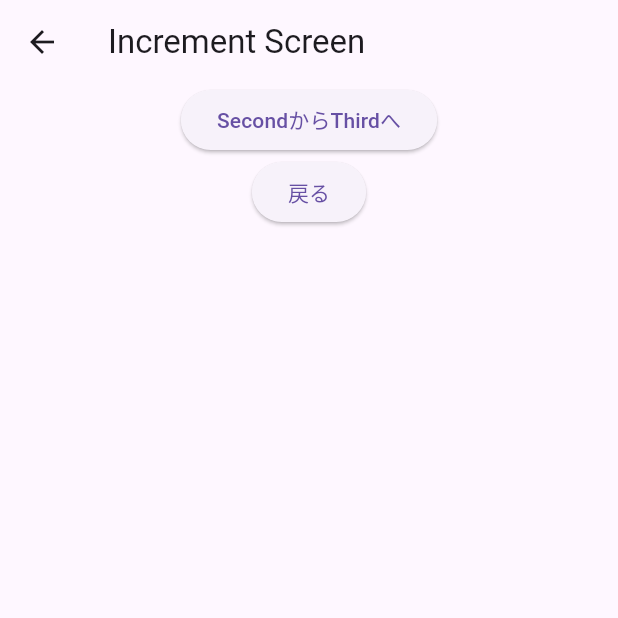
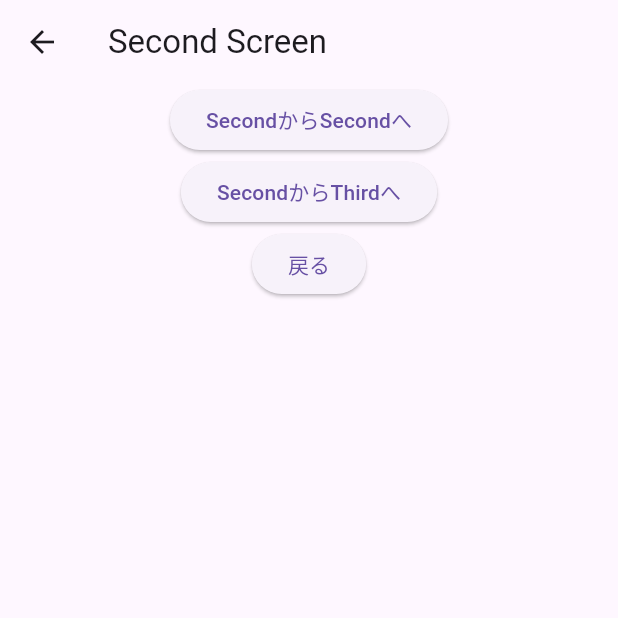
Before and after one commit to sanao1006/flutter_routing_study, a Flutter app: the screen it shows after launch, after a tap on "FirstからSecondへ", on a phone screen of 412 x 824 dp, the top half of it. Run offline on Flutter 3.47's test engine with Material 3 defaults, Android fonts, the phone set to English and light mode, and no system bars; our stand-ins replace go_router.

Commit message:
update navigation in FirstScreen and SecondScreen to use push method; modify button actions for improved routing

```diff
--- a/lib/FIrstScreen.dart
+++ b/lib/FIrstScreen.dart
@@ -22,13 +22,19 @@ class _FirstScreenState extends State<FirstScreen> {
           children: [
             ElevatedButton(
               onPressed: () {
-                GoRouter.of(context).go('/second');
+                GoRouter.of(context).push('/');
+              },
+              child: Text("FirstからFirstへ"),
+            ),
+            ElevatedButton(
+              onPressed: () {
+                GoRouter.of(context).push('/second');
               },
               child: Text("FirstからSecondへ"),
             ),
             ElevatedButton(
               onPressed: () {
-                GoRouter.of(context).go('/second/third');
+                GoRouter.of(context).push('/second/third');
               },
               child: Text("FirstからThirdへ"),
             ),
--- a/lib/SecondScreen.dart
+++ b/lib/SecondScreen.dart
@@ -8,13 +8,19 @@ class SecondScreen extends StatelessWidget {
   @override
   Widget build(BuildContext context) {
     return Scaffold(
-      appBar: AppBar(title: const Text("Increment Screen")),
+      appBar: AppBar(title: const Text("Second Screen")),
       body: Center(
         child: Column(
           children: [
             ElevatedButton(
               onPressed: () {
-                GoRouter.of(context).go('/second/third');
+                GoRouter.of(context).push('/second');
+              },
+              child: const Text("SecondからSecondへ"),
+            ),
+            ElevatedButton(
+              onPressed: () {
+                GoRouter.of(context).push('/second/third');
               },
               child: const Text("SecondからThirdへ"),
             ),
```
